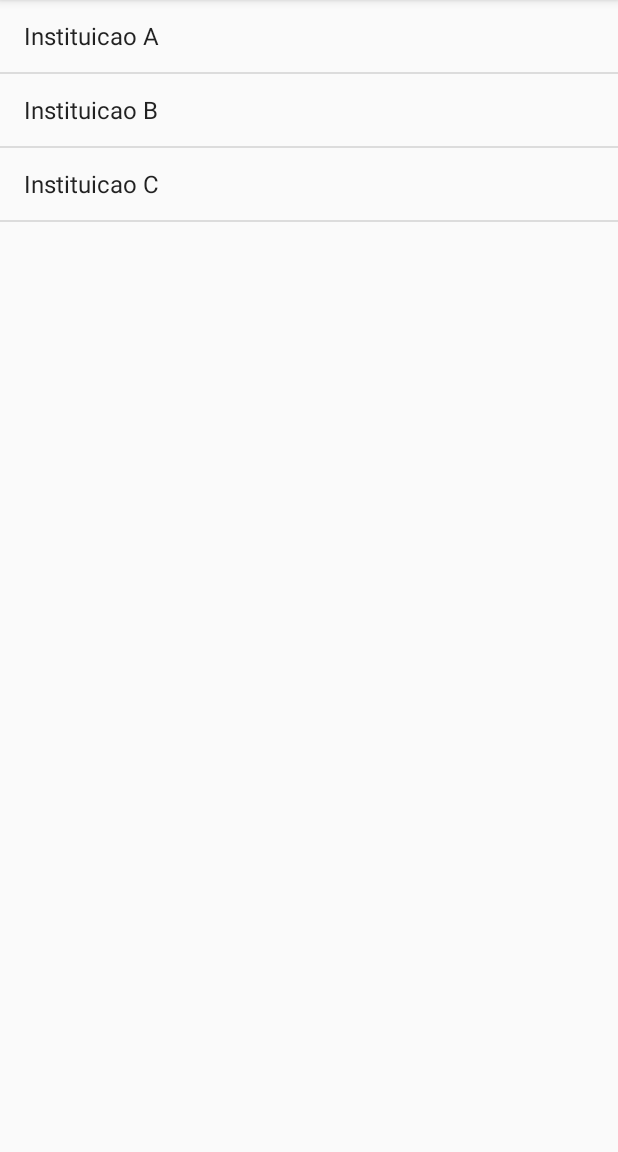
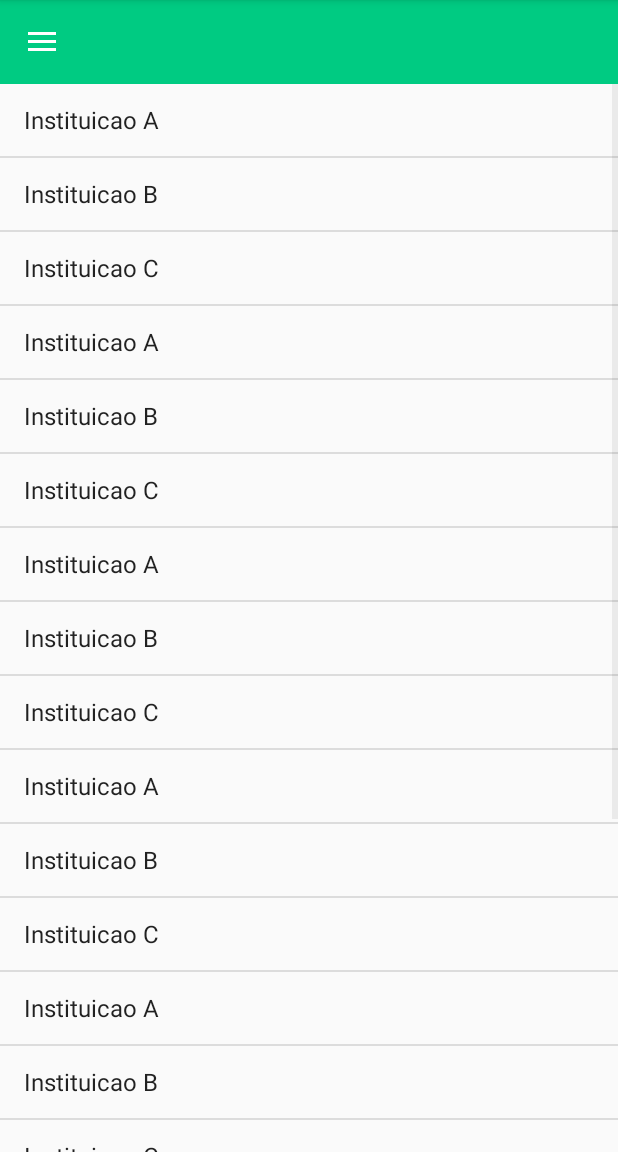
Before and after one commit to ybarros7/APP-DoeSimples, an Android app: the ListaInstituicoesActivity screen opened directly, with no data from a screen before it, on a phone screen of 412 x 824 dp, the part 84-1236 px from its top. Run offline under Robolectric (Android 15) with nearby library versions, the phone set to English and light mode, and no system bars.

Commit message:
Add Navigation Drawer

```diff
--- a/app/build.gradle
+++ b/app/build.gradle
@@ -27,6 +27,8 @@ dependencies {
     implementation "org.jetbrains.kotlin:kotlin-stdlib-jdk7:$kotlin_version"
     implementation 'com.android.support:appcompat-v7:28.0.0'
     implementation 'com.android.support.constraint:constraint-layout:1.1.3'
+    implementation 'com.android.support:design:28.0.0'
+    implementation 'com.android.support:support-v4:28.0.0'
     testImplementation 'junit:junit:4.12'
     androidTestImplementation 'com.android.support.test:runner:1.0.2'
     androidTestImplementation 'com.android.support.test.espresso:espresso-core:3.0.2'
--- a/app/src/main/java/br/com/pipasdevteam/doesimples/ListaInstituicoesActivity.kt
+++ b/app/src/main/java/br/com/pipasdevteam/doesimples/ListaInstituicoesActivity.kt
@@ -3,27 +3,57 @@ package br.com.pipasdevteam.doesimples
 import android.app.ProgressDialog
 import android.content.Intent
 import android.os.Bundle
+import android.support.design.widget.NavigationView
+import android.support.v4.view.GravityCompat
+import android.support.v4.widget.DrawerLayout
+import android.support.v7.app.ActionBarDrawerToggle
 import android.support.v7.app.AppCompatActivity
+import android.support.v7.widget.Toolbar
 import android.view.Menu
 import android.view.MenuItem
 import android.widget.ArrayAdapter
 import android.widget.ListView
+import android.widget.SearchView
 import android.widget.Toast
 import java.util.*
 import kotlin.concurrent.schedule
-import android.support.v4.view.MenuItemCompat.getActionView
-import android.widget.SearchView
 
 
-class ListaInstituicoesActivity : AppCompatActivity() {
+class ListaInstituicoesActivity : AppCompatActivity(), NavigationView.OnNavigationItemSelectedListener {
+
 
     override fun onCreate(savedInstanceState: Bundle?) {
         super.onCreate(savedInstanceState)
         setContentView(R.layout.activity_lista_instituicoes)
 
+        //Navigation Drawer
+        configuraMenuLateral()
+
         //Lista
         val listaInstView = findViewById<ListView>(R.id.lista_instituicoes)
-        val instituicoes = listOf("Instituicao A", "Instituicao B", "Instituicao C")
+        val instituicoes = listOf(
+            "Instituicao A",
+            "Instituicao B",
+            "Instituicao C",
+            "Instituicao A",
+            "Instituicao B",
+            "Instituicao C",
+            "Instituicao A",
+            "Instituicao B",
+            "Instituicao C",
+            "Instituicao A",
+            "Instituicao B",
+            "Instituicao C",
+            "Instituicao A",
+            "Instituicao B",
+            "Instituicao C",
+            "Instituicao A",
+            "Instituicao B",
+            "Instituicao C",
+            "Instituicao A",
+            "Instituicao B",
+            "Instituicao C"
+        )
         val adapter = ArrayAdapter(this, android.R.layout.simple_list_item_1, instituicoes)
 
         listaInstView.adapter = adapter
@@ -34,6 +64,23 @@ class ListaInstituicoesActivity : AppCompatActivity() {
         }
 
 
+    }
+
+    private fun configuraMenuLateral() {
+        var toolbar = findViewById<Toolbar>(R.id.toolbar)
+        var menuLateral = findViewById<DrawerLayout>(R.id.layourMenuLateral)
+// ícone de menu (hamburger) para mostrar o menu
+        var toogle = ActionBarDrawerToggle(
+            this,
+            menuLateral,
+            toolbar,
+            R.string.navigation_drawer_open,
+            R.string.navigation_drawer_close
+        )
+        menuLateral.addDrawerListener(toogle)
+        toogle.syncState()
+        val navigationView = findViewById<NavigationView>(R.id.menu_lateral)
+        navigationView.setNavigationItemSelectedListener(this)
     }
 
     override fun onCreateOptionsMenu(menu: Menu?): Boolean {
@@ -82,4 +129,25 @@ class ListaInstituicoesActivity : AppCompatActivity() {
 
         }
     }
+
+    override fun onNavigationItemSelected(item: MenuItem): Boolean {
+        when (item.itemId) {
+            R.id.nav_instituicoes -> {
+                Toast.makeText(this, "Clicou Instituições", Toast.LENGTH_SHORT).show()
+            }
+            R.id.nav_quem_somos -> {
+                Toast.makeText(this, "Clicou Quem Somos", Toast.LENGTH_SHORT).show()
+            }
+            R.id.nav_listagem_filtrada -> {
+                Toast.makeText(this, "Clicou Listagem Filtrada", Toast.LENGTH_SHORT).show()
+            }
+            R.id.nav_config -> {
+                Toast.makeText(this, "Clicou Config", Toast.LENGTH_SHORT).show()
+            }
+        }
+// fecha menu depois de tratar o evento
+        val drawer = findViewById<DrawerLayout>(R.id.layourMenuLateral)
+        drawer.closeDrawer(GravityCompat.START)
+        return true
+    }
 }
--- a/app/src/main/res/layout/activity_lista_instituicoes.xml
+++ b/app/src/main/res/layout/activity_lista_instituicoes.xml
@@ -1,15 +1,34 @@
 <?xml version="1.0" encoding="utf-8"?>
-<android.support.constraint.ConstraintLayout xmlns:android="http://schemas.android.com/apk/res/android"
+<android.support.v4.widget.DrawerLayout xmlns:android="http://schemas.android.com/apk/res/android"
     xmlns:app="http://schemas.android.com/apk/res-auto"
-    xmlns:tools="http://schemas.android.com/tools"
+    android:id="@+id/layourMenuLateral"
     android:layout_width="match_parent"
     android:layout_height="match_parent"
-    tools:context=".ListaInstituicoesActivity">
+    android:fitsSystemWindows="true">
+
+    <LinearLayout
+        android:layout_width="match_parent"
+        android:layout_height="match_parent"
+        android:orientation="vertical">
+
+        <include layout="@layout/toolbar" />
 
 
-    <ListView
-        android:id="@+id/lista_instituicoes"
-        android:layout_width="match_parent"
-        android:layout_height="match_parent"/>
+        <view
+            android:id="@+id/lista_instituicoes"
+            class="android.support.v7.app.AlertController$RecycleListView"
+            android:layout_width="match_parent"
+            android:layout_height="match_parent" />
 
-</android.support.constraint.ConstraintLayout>
+    </LinearLayout>
+
+    <android.support.design.widget.NavigationView
+        android:id="@+id/menu_lateral"
+        android:layout_width="wrap_content"
+        android:layout_height="match_parent"
+        android:layout_gravity="start"
+        android:fitsSystemWindows="true"
+        app:headerLayout="@layout/menu_lateral_cabecalho"
+        app:menu="@menu/menu_lateral"></android.support.design.widget.NavigationView>
+
+</android.support.v4.widget.DrawerLayout>
--- /dev/null
+++ b/app/src/main/res/layout/menu_lateral_cabecalho.xml
@@ -0,0 +1,24 @@
+<?xml version="1.0" encoding="utf-8"?>
+<LinearLayout xmlns:android="http://schemas.android.com/apk/res/android"
+    xmlns:app="http://schemas.android.com/apk/res-auto"
+    android:orientation="vertical"
+    android:layout_width="match_parent"
+    android:layout_height="160dp"
+    android:background="@drawable/kids_bg"
+    android:layout_gravity="bottom"
+    android:theme="@style/ThemeOverlay.AppCompat.Dark"
+    android:padding="16dp">
+    <ImageView
+        android:id="@+id/imagemuser"
+        android:layout_width="wrap_content"
+        android:layout_height="wrap_content"
+        app:srcCompat="@mipmap/ic_launcher_round"
+        android:paddingTop="16dp"/>
+    <TextView
+        android:layout_width="match_parent"
+        android:layout_height="wrap_content"
+        android:text="Nome Usuário"
+        android:paddingTop="16dp"
+        android:textAppearance="@style/TextAppearance.AppCompat.Body1" />
+
+</LinearLayout>
--- /dev/null
+++ b/app/src/main/res/layout/toolbar.xml
@@ -0,0 +1,11 @@
+<?xml version="1.0" encoding="utf-8"?>
+<android.support.v7.widget.Toolbar
+    xmlns:android="http://schemas.android.com/apk/res/android"
+    android:id="@+id/toolbar"
+    android:layout_width="match_parent"
+    android:layout_height="wrap_content"
+    android:background="?attr/colorPrimary"
+    android:minHeight="?attr/actionBarSize"
+    android:theme="@style/ThemeOverlay.AppCompat.Dark.ActionBar">
+
+</android.support.v7.widget.Toolbar>
--- /dev/null
+++ b/app/src/main/res/menu/menu_lateral.xml
@@ -0,0 +1,24 @@
+<?xml version="1.0" encoding="utf-8"?>
+<menu xmlns:android="http://schemas.android.com/apk/res/android">
+    <group android:checkableBehavior="single">
+        <item
+            android:id="@+id/nav_instituicoes"
+            android:checked="true"
+            android:icon="@drawable/donation"
+            android:title="Instituições" />
+        <item
+            android:id="@+id/nav_listagem_filtrada"
+            android:icon="@drawable/ic_forum_black"
+            android:title="Listagem Filtrada" />
+        <item
+            android:id="@+id/nav_quem_somos"
+            android:icon="@drawable/ic_chat_black"
+            android:title="Quem Somos" />
+
+        <item
+            android:id="@+id/nav_config"
+            android:icon="@drawable/ic_configuracoes_black"
+            android:title="Configurações" />
+
+    </group>
+</menu>
--- a/app/src/main/res/values/strings.xml
+++ b/app/src/main/res/values/strings.xml
@@ -9,4 +9,6 @@
     <string name="action_atualizar">Atualizar</string>
     <string name="action_config">Configurações</string>
     <string name="action_sair">Sair</string>
+    <string name="navigation_drawer_open">Abrir</string>
+    <string name="navigation_drawer_close">Fechar</string>
 </resources>
```
Also changed, not shown: app/src/main/res/drawable/donation.png (added), app/src/main/res/drawable/kids_bg.jpg (added).
